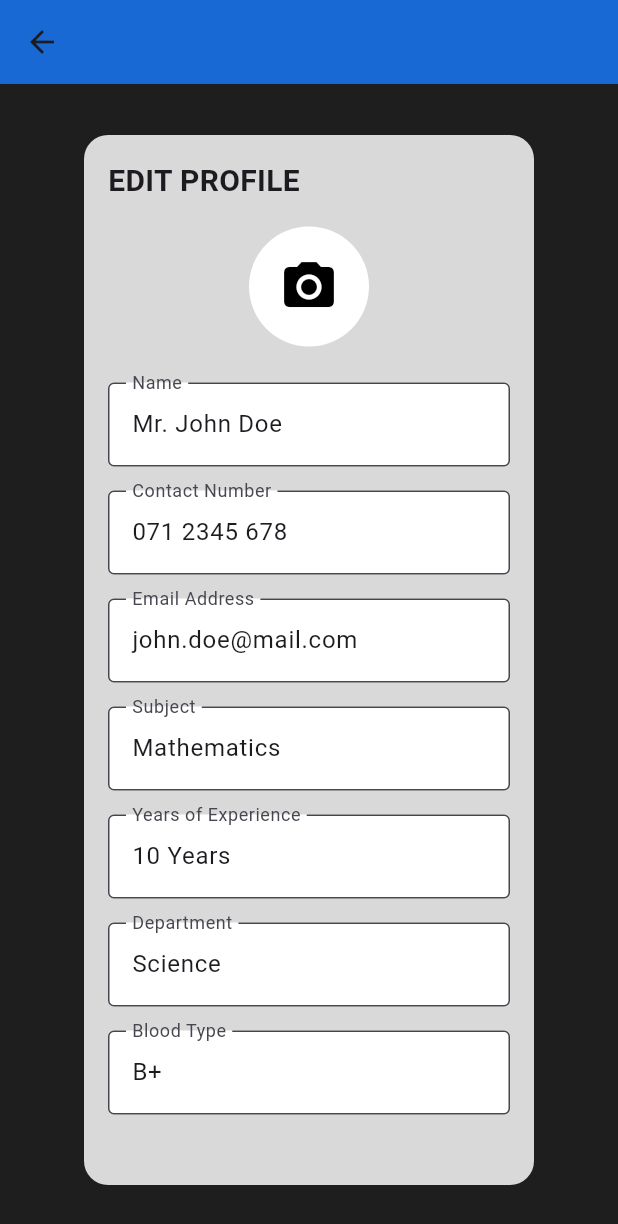
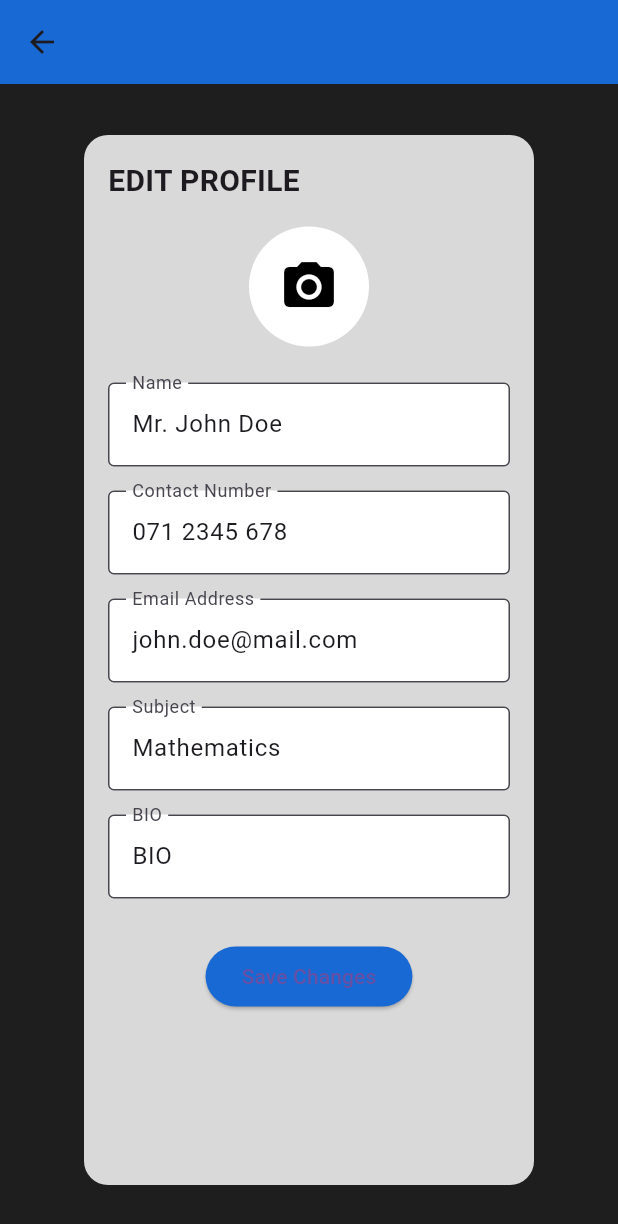
Before and after one commit to Dimath-Ranasinghe/Student_360, a Flutter app: the TeacherSettingsScreen screen opened directly, on a phone screen of 412 x 824 dp. Shown: the top 1224 px of the screen. Run offline on Flutter 3.47's test engine with Material 3 defaults, Android fonts, the phone set to English and light mode, and no system bars; our stand-ins replace flutter_slidable, google_nav_bar, image_picker, socket_io_client.

Commit message:
teacher profile updated

```diff
--- a/lib/Pages/ProfilePage/teacher_profile.dart
+++ b/lib/Pages/ProfilePage/teacher_profile.dart
@@ -77,9 +77,7 @@ class TeacherProfileScreen extends StatelessWidget {
               ProfileDetail(title: "Contact Number", value: "071 2345 678"),
               ProfileDetail(title: "Email Address", value: "john.doe@mail.com"),
               ProfileDetail(title: "Subject", value: "Mathematics"),
-              ProfileDetail(title: "Years of Experience", value: "10 Years"),
-              ProfileDetail(title: "Department", value: "Science"),
-              ProfileDetail(title: "Blood Type", value: "B+"),
+              ProfileDetail(title: "BIO", value: "Math enthusiast and educator."),
 
               // Added Spacer to push logout button to bottom
               Spacer(),
--- a/lib/Pages/ProfilePage/teacher_profile_edit.dart
+++ b/lib/Pages/ProfilePage/teacher_profile_edit.dart
@@ -15,9 +15,7 @@ class _TeacherSettingsScreenState extends State<TeacherSettingsScreen> {
   TextEditingController contactController = TextEditingController(text: "071 2345 678");
   TextEditingController emailController = TextEditingController(text: "john.doe@mail.com");
   TextEditingController subjectController = TextEditingController(text: "Mathematics");
-  TextEditingController experienceController = TextEditingController(text: "10 Years");
-  TextEditingController departmentController = TextEditingController(text: "Science");
-  TextEditingController bloodTypeController = TextEditingController(text: "B+");
+  TextEditingController bioController = TextEditingController(text: "BIO");
 
   Future pickImage() async {
     final pickedFile = await picker.pickImage(source: ImageSource.gallery);
@@ -78,9 +76,7 @@ class _TeacherSettingsScreenState extends State<TeacherSettingsScreen> {
                     ProfileEditField(label: "Contact Number", controller: contactController),
                     ProfileEditField(label: "Email Address", controller: emailController),
                     ProfileEditField(label: "Subject", controller: subjectController),
-                    ProfileEditField(label: "Years of Experience", controller: experienceController),
-                    ProfileEditField(label: "Department", controller: departmentController),
-                    ProfileEditField(label: "Blood Type", controller: bloodTypeController),
+                    ProfileEditField(label: "BIO", controller: bioController),
                     SizedBox(height: 20),
                     ElevatedButton(
                       onPressed: () {
```
